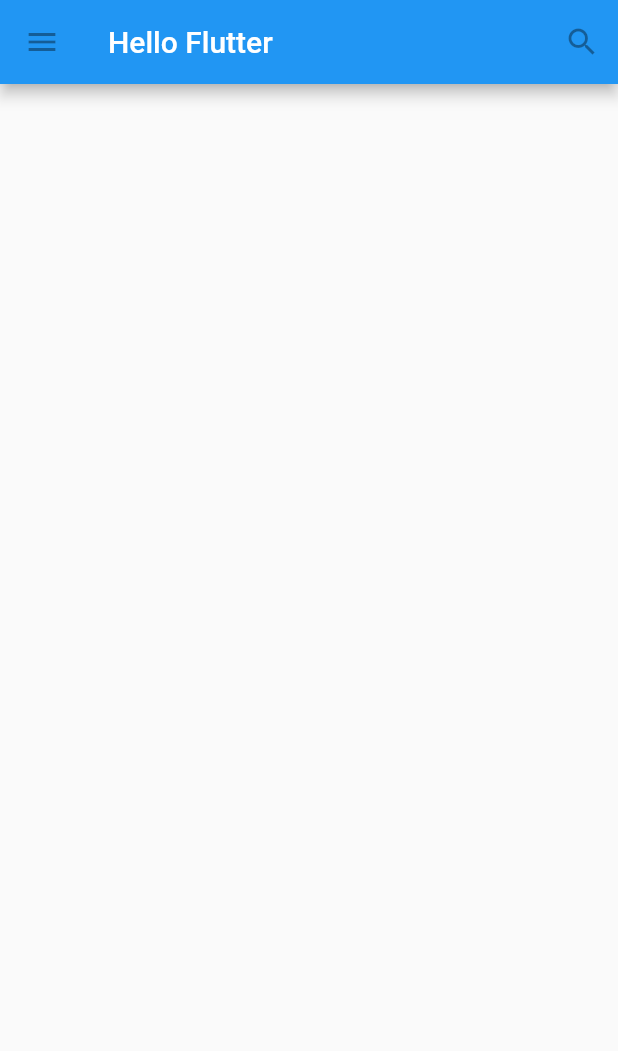
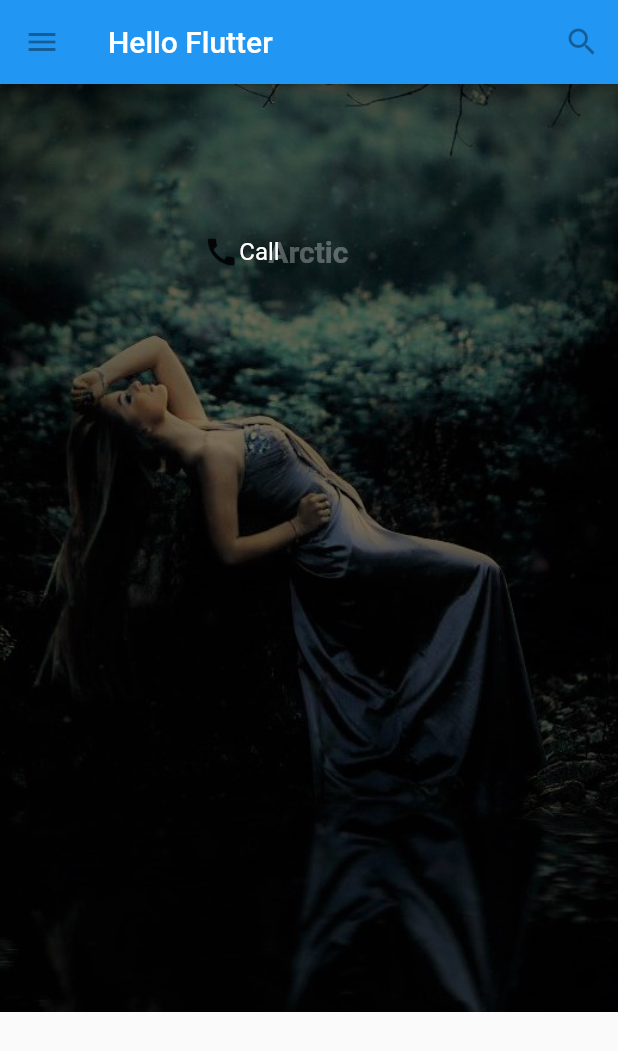
Before and after one commit to Dru-Go/playflut, a Flutter app: the screen it shows after launch, on a phone screen of 412 x 824 dp. Shown: the top 1051 px of the screen. Run offline on Flutter 3.47's test engine with Material 2 defaults, Android fonts, the phone set to English and light mode, and no system bars.

Commit message:
Initail commit

```diff
--- a/lib/main.dart
+++ b/lib/main.dart
@@ -19,7 +19,6 @@ class Textclass extends StatelessWidget {
 }
 
 class MyAppBar extends StatelessWidget {
-
   MyAppBar({this.title});
   final Widget title;
 
@@ -62,14 +61,24 @@ class MyApp extends StatelessWidget {
               style: Theme.of(context).primaryTextTheme.title,
             ),
           ),
-          new Card(
-            child: new Center(
-              child: new Image.asset(
-                'images/project.png',
-                height: 240.0,
-                fit: BoxFit.cover,
+          new Stack(
+            alignment: const Alignment(0.6, 0.6),
+            children: <Widget>[
+              new Image.asset('images/woman.jpg'),
+              new Container(
+                // padding: const EdgeInsets.symmetric(vertical: 200.0),
+
+                margin: EdgeInsetsDirectional.fromSTEB(60.0, 0.0, 150.0, 470.0),
+                child: new Text(
+                  'Arctic',
+                  style: new TextStyle(
+                    fontSize: 20.0,
+                    fontWeight: FontWeight.bold,
+                    color: Colors.white24,
+                  ),
+                ),
               ),
-            ),
+            ],
           ),
         ],
       ),
@@ -77,11 +86,8 @@ class MyApp extends StatelessWidget {
   }
 }
 
-
-
-
-class App2 extends StatelessWidget{
-  Widget build(BuildContext context){
+class App2 extends StatelessWidget {
+  Widget build(BuildContext context) {
     return new MaterialApp(
       title: 'Wee',
       home: new Scaffold(
@@ -89,7 +95,7 @@ class App2 extends StatelessWidget{
           leading: new IconButton(
             icon: new Icon(Icons.menu),
             tooltip: 'menu',
-            onPressed:null,
+            onPressed: null,
           ),
           title: new Text('Hello Flutter'),
           actions: <Widget>[
@@ -100,121 +106,67 @@ class App2 extends StatelessWidget{
             )
           ],
         ),
+        body: new Stack(
+          alignment: const Alignment(0.6, 0.6),
+          children: <Widget>[
+            new Image.asset('images/woman.jpg'),
+            new Container(
+              margin: EdgeInsetsDirectional.fromSTEB(60.0, 0.0, 150.0, 470.0),
+              child: new Text(
+                'Arctic',
+                style: new TextStyle(
+                  fontSize: 20.0,
+                  fontWeight: FontWeight.bold,
+                  color: Colors.white30,
+                ),
+              ),
+            ),
+            new Container(
+                margin: EdgeInsetsDirectional.fromSTEB(60.0, 0.0, 150.0, 470.0),
+                child: new Row(
+                  mainAxisAlignment: MainAxisAlignment.center,
+                  children: <Widget>[
+                      new Icon(Icons.call),
+                      new Container(
+                        child: new Text(
+                          'Call',
+                          style: new TextStyle(
+                              fontSize: 16.0,
+                              fontWeight: FontWeight.w400,
+                              color: Colors.white),
+                        ),
+                      ),
+                  ],
+                )),
+          ],
+        ),
       ),
     );
   }
 }
 
-
-
-
-
-// void main() => runApp(new MyApp());
-
-// class MyApp extends StatelessWidget {
-//   // This widget is the root of your application.
-//   @override
-//   Widget build(BuildContext context) {
-//     return new MaterialApp(
-//       title: 'Flutter Demo',
-//       theme: new ThemeData(
-//         // This is the theme of your application.
-//         //
-//         // Try running your application with "flutter run". You'll see the
-//         // application has a blue toolbar. Then, without quitting the app, try
-//         // changing the primarySwatch below to Colors.green and then invoke
-//         // "hot reload" (press "r" in the console where you ran "flutter run",
-//         // or press Run > Flutter Hot Reload in IntelliJ). Notice that the
-//         // counter didn't reset back to zero; the application is not restarted.
-//         primarySwatch: Colors.lightGreen
-//       ),
-//       home: new MyHomePage(title: 'My Page'),
-//     );
-//   }
-// }
-
-// class MyHomePage extends StatefulWidget {
-//   MyHomePage({Key key, this.title}) : super(key: key);
-
-//   // This widget is the home page of your application. It is stateful, meaning
-//   // that it has a State object (defined below) that contains fields that affect
-//   // how it looks.
-
-//   // This class is the configuration for the state. It holds the values (in this
-//   // case the title) provided by the parent (in this case the App widget) and
-//   // used by the build method of the State. Fields in a Widget subclass are
-//   // always marked "final".
-
-//   final String title;
-
-//   @override
-//   _MyHomePageState createState() => new _MyHomePageState();
-// }
-
-// class _MyHomePageState extends State<MyHomePage> {
-//   int _counter = 0;
-
-//   void _incrementCounter() {
-//     setState(() {
-//       // This call to setState tells the Flutter framework that something has
-//       // changed in this State, which causes it to rerun the build method below
-//       // so that the display can reflect the updated values. If we changed
-//       // _counter without calling setState(), then the build method would not be
-//       // called again, and so nothing would appear to happen.
-//       _counter++;
-//     });
-//   }
-
-//   @override
-//   Widget build(BuildContext context) {
-//     // This method is rerun every time setState is called, for instance as done
-//     // by the _incrementCounter method above.
-//     //
-//     // The Flutter framework has been optimized to make rerunning build methods
-//     // fast, so that you can just rebuild anything that needs updating rather
-//     // than having to individually change instances of widgets.
-//     return new Scaffold(
-//       appBar: new AppBar(
-//         // Here we take the value from the MyHomePage object that was created by
-//         // the App.build method, and use it to set our appbar title.
-//         title: new Text(widget.title),
-//       ),
-//       body: new Center(
-//         // Center is a layout widget. It takes a single child and positions it
-//         // in the middle of the parent.
-//         child: new Column(
-//           // Column is also layout widget. It takes a list of children and
-//           // arranges them vertically. By default, it sizes itself to fit its
-//           // children horizontally, and tries to be as tall as its parent.
-//           //
-//           // Invoke "debug paint" (press "p" in the console where you ran
-//           // "flutter run", or select "Toggle Debug Paint" from the Flutter tool
-//           // window in IntelliJ) to see the wireframe for each widget.
-//           //
-//           // Column has various properties to control how it sizes itself and
-//           // how it positions its children. Here we use mainAxisAlignment to
-//           // center the children vertically; the main axis here is the vertical
-//           // axis because Columns are vertical (the cross axis would be
-//           // horizontal).
-//           mainAxisAlignment: MainAxisAlignment.center,
-//           children: <Widget>[
-//             new Text(
-//               'You have pushed the button this n times:',
-//             ),
-//             new Text(
-//               '$_counter',
-//               style: Theme.of(context).textTheme.display1,
-//             ),
-//           ],
-//         ),
-//       ),
-//       floatingActionButton: new FloatingActionButton(
-//         onPressed: _incrementCounter,
-//         tooltip: 'Increment',
-//         child: new Icon(Icons.add),
-//       ), // This trailing comma makes auto-formatting nicer for build methods.
-//     );
-//   }
-// }
-
-// class homebar extends
+class fellowcolls extends StatelessWidget {
+  Widget build(BuildContext context) {
+    Column buildButtonColumn(IconData icon, String label) {
+      Color color = Theme.of(context).primaryColor;
+      return new Column(
+        mainAxisSize: MainAxisSize.min,
+        mainAxisAlignment: MainAxisAlignment.center,
+        children: [
+          new Icon(icon, color: color),
+          new Container(
+            margin: const EdgeInsets.only(top: 8.0),
+            child: new Text(
+              label,
+              style: new TextStyle(
+                fontSize: 12.0,
+                fontWeight: FontWeight.w400,
+                color: color,
+              ),
+            ),
+          ),
+        ],
+      );
+    }
+  }
+}
```
Also changed, not shown: pubspec.yaml (+4 -3 lines), images/cooler.jpg (added), images/woman.jpg (added).
